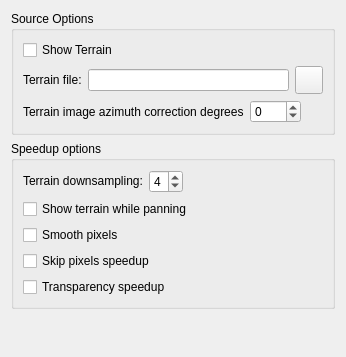
Old version of the form kstars/options/opsterrain.ui in the repository KDE/kstars.
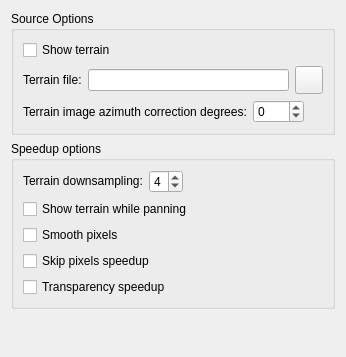
New version of the form.

```diff
--- a/kstars/options/opsterrain.ui
+++ b/kstars/options/opsterrain.ui
@@ -28,7 +28,7 @@
         <item>
          <widget class="QCheckBox" name="kcfg_ShowTerrain">
           <property name="text">
-           <string>Show Terrain</string>
+           <string>Show terrain</string>
           </property>
          </widget>
         </item>
@@ -101,7 +101,7 @@
              <string>Rotate terrain in azimuth degrees so north is actually north</string>
             </property>
             <property name="text">
-             <string>Terrain image azimuth correction degrees</string>
+             <string>Terrain image azimuth correction degrees:</string>
             </property>
            </widget>
           </item>
```
